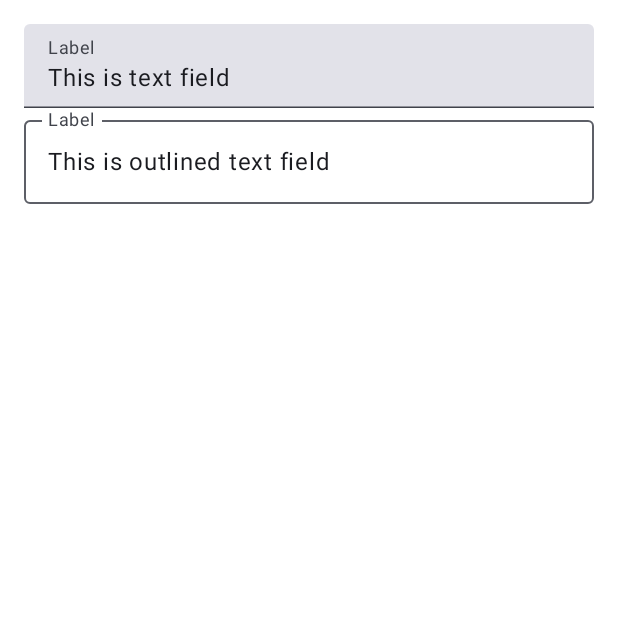
After one commit to Nter-developer/android-xml-or-compoese, an Android app built with Jetpack Compose: the composable MainContent shown on its own in the app's theme, on a phone screen of 412 x 824 dp, the top half of it. The commit adds this screen. Run offline under Robolectric (Android 15) with nearby library versions, the phone set to English and light mode, and no system bars.

Commit message:
refactor: seperate text field composable fun

```diff
--- /dev/null
+++ b/app/src/main/java/code/lab/androidxmlcompose/MainContent.kt
@@ -0,0 +1,15 @@
+package code.lab.androidxmlcompose
+
+import androidx.compose.foundation.layout.Column
+import androidx.compose.foundation.layout.padding
+import androidx.compose.runtime.Composable
+import androidx.compose.ui.Modifier
+import androidx.compose.ui.unit.dp
+
+@Composable
+fun MainContent() {
+    Column(modifier = Modifier.padding(16.dp)) {
+        SampleTextField()
+        SampleOutlinedTextField()
+    }
+}
--- /dev/null
+++ b/app/src/main/java/code/lab/androidxmlcompose/SampleOutlinedTextField.kt
@@ -0,0 +1,23 @@
+package code.lab.androidxmlcompose
+
+import androidx.compose.foundation.layout.fillMaxWidth
+import androidx.compose.material3.OutlinedTextField
+import androidx.compose.material3.Text
+import androidx.compose.runtime.Composable
+import androidx.compose.runtime.getValue
+import androidx.compose.runtime.mutableStateOf
+import androidx.compose.runtime.remember
+import androidx.compose.runtime.setValue
+import androidx.compose.ui.Modifier
+
+@Composable
+fun SampleOutlinedTextField() {
+    var text by remember { mutableStateOf("This is outlined text field") }
+
+    OutlinedTextField(
+        value = text,
+        onValueChange = { text = it },
+        label = { (Text("Label")) },
+        modifier = Modifier.fillMaxWidth()
+    )
+}
--- /dev/null
+++ b/app/src/main/java/code/lab/androidxmlcompose/SampleTextField.kt
@@ -0,0 +1,23 @@
+package code.lab.androidxmlcompose
+
+import androidx.compose.foundation.layout.fillMaxWidth
+import androidx.compose.material3.Text
+import androidx.compose.material3.TextField
+import androidx.compose.runtime.Composable
+import androidx.compose.runtime.getValue
+import androidx.compose.runtime.mutableStateOf
+import androidx.compose.runtime.remember
+import androidx.compose.runtime.setValue
+import androidx.compose.ui.Modifier
+
+@Composable
+fun SampleTextField() {
+    var text by remember { mutableStateOf("This is text field") }
+
+    TextField(
+        value = text,
+        onValueChange = { text = it },
+        label = { (Text("Label")) },
+        modifier = Modifier.fillMaxWidth()
+    )
+}
```
Also changed, not shown: app/src/main/java/code/lab/androidxmlcompose/MainActivity.kt (+1 -39 lines).
